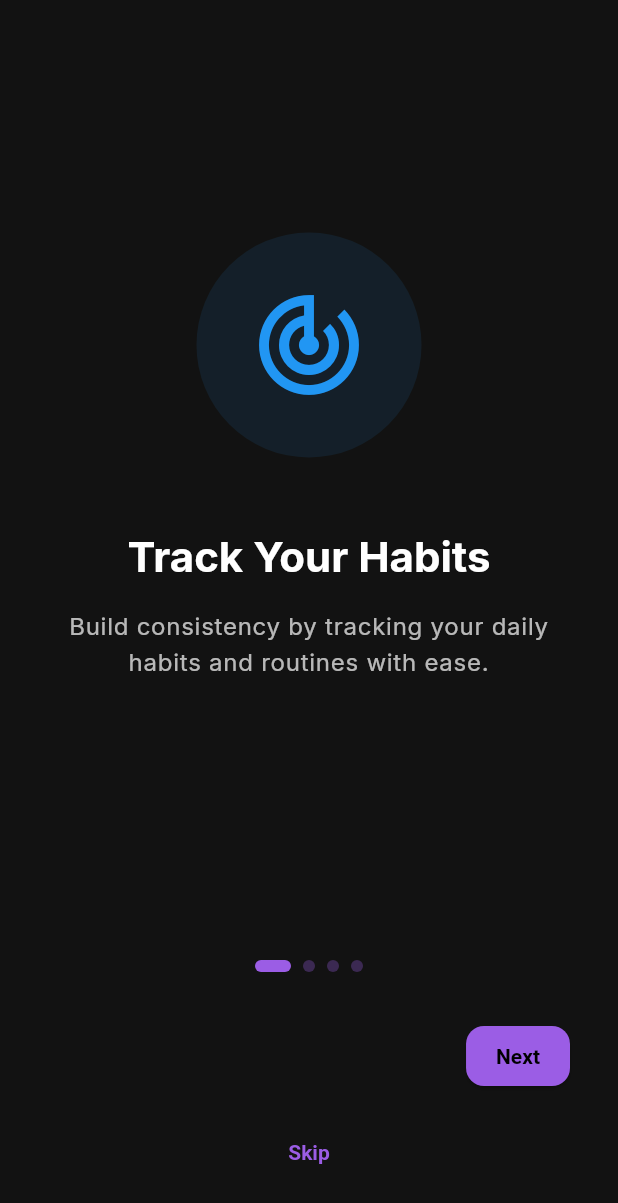
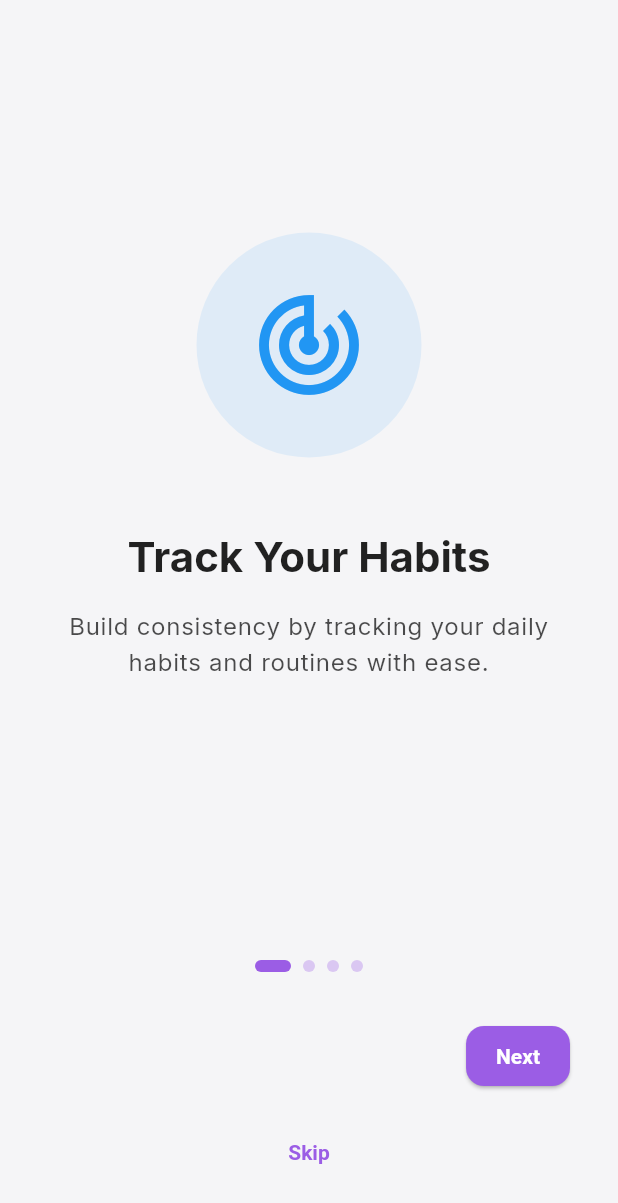
Before and after one commit to Harirajan06/HabitStreak, a Flutter app: the screen it shows after launch, on a phone screen of 412 x 824 dp. Shown: the top 1203 px of the screen. Run offline on Flutter 3.47's test engine with Material 3 defaults, Android fonts, the light colour scheme and no system bars; our stand-ins replace confetti, file_picker, fl_chart, flutter_local_notifications, flutter_secure_storage, flutter_timezone and 11 more; accounts and stored records are empty.

Commit message:
Dark and Light theme feature is Implementated

```diff
--- a/lib/main.dart
+++ b/lib/main.dart
@@ -87,11 +87,54 @@ class StreaklyApp extends StatelessWidget {
 
   @override
   Widget build(BuildContext context) {
+    return Consumer<ThemeProvider>(
+      builder: (context, themeProvider, child) {
         return MaterialApp(
           title: 'Streakly - Habit Tracker',
           debugShowCheckedModeBanner: false,
+          themeMode: themeProvider.themeMode,
           theme: ThemeData(
             useMaterial3: true,
+            brightness: Brightness.light,
+            colorScheme: const ColorScheme.light(
+              primary: Color(0xFF9B5DE5), // Bright Purple
+              secondary: Color(0xFF9B5DE5),
+              surface: Color(0xFFF5F5F7), // Light Gray/White
+              onSurface: Colors.black87,
+            ),
+            textTheme: GoogleFonts.interTextTheme(
+              ThemeData.light().textTheme,
+            ),
+            appBarTheme: AppBarTheme(
+              centerTitle: true,
+              elevation: 0,
+              backgroundColor: Colors.transparent,
+              titleTextStyle: GoogleFonts.inter(
+                fontSize: 20,
+                fontWeight: FontWeight.w600,
+                color: Colors.black87,
+              ),
+              iconTheme: const IconThemeData(color: Colors.black87),
+            ),
+            elevatedButtonTheme: ElevatedButtonThemeData(
+              style: ElevatedButton.styleFrom(
+                padding:
+                    const EdgeInsets.symmetric(horizontal: 32, vertical: 16),
+                shape: RoundedRectangleBorder(
+                  borderRadius: BorderRadius.circular(12),
+                ),
+              ),
+            ),
+            cardTheme: const CardTheme(
+              elevation: 2,
+              shape: RoundedRectangleBorder(
+                borderRadius: BorderRadius.all(Radius.circular(16)),
+              ),
+            ),
+          ),
+          darkTheme: ThemeData(
+            useMaterial3: true,
+            brightness: Brightness.dark,
             colorScheme: const ColorScheme.dark(
               primary: Color(0xFF9B5DE5), // Bright Purple
               secondary: Color(0xFF9B5DE5),
@@ -112,7 +155,8 @@ class StreaklyApp extends StatelessWidget {
             ),
             elevatedButtonTheme: ElevatedButtonThemeData(
               style: ElevatedButton.styleFrom(
-            padding: const EdgeInsets.symmetric(horizontal: 32, vertical: 16),
+                padding:
+                    const EdgeInsets.symmetric(horizontal: 32, vertical: 16),
                 shape: RoundedRectangleBorder(
                   borderRadius: BorderRadius.circular(12),
                 ),
@@ -126,6 +170,8 @@ class StreaklyApp extends StatelessWidget {
             ),
           ),
           home: StreaklyLogicWrapper(pinRequired: pinRequired),
+        );
+      },
     );
   }
 }
```
Also changed, not shown: lib/providers/theme_provider.dart (+30 -10 lines), lib/screens/auth/splash_screen.dart (+6 -3 lines), lib/screens/habits/add_habit_screen.dart (+23 -0 lines), lib/screens/profile/profile_screen.dart (+36 -0 lines), 1 other file. Lines whose indentation alone changed are shown as unchanged.
